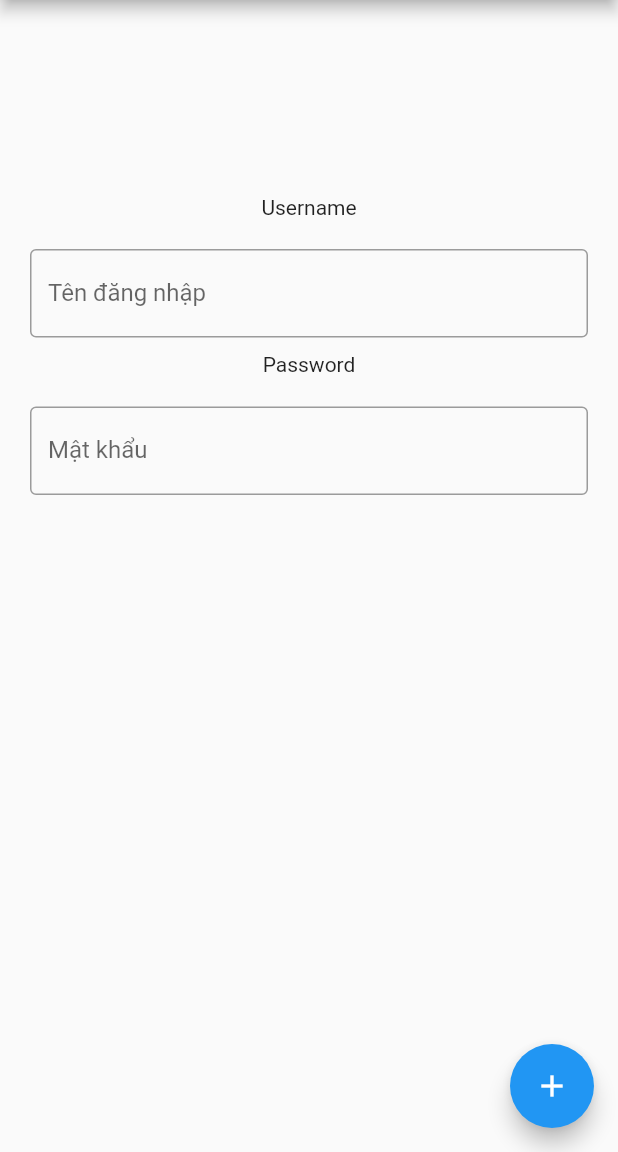
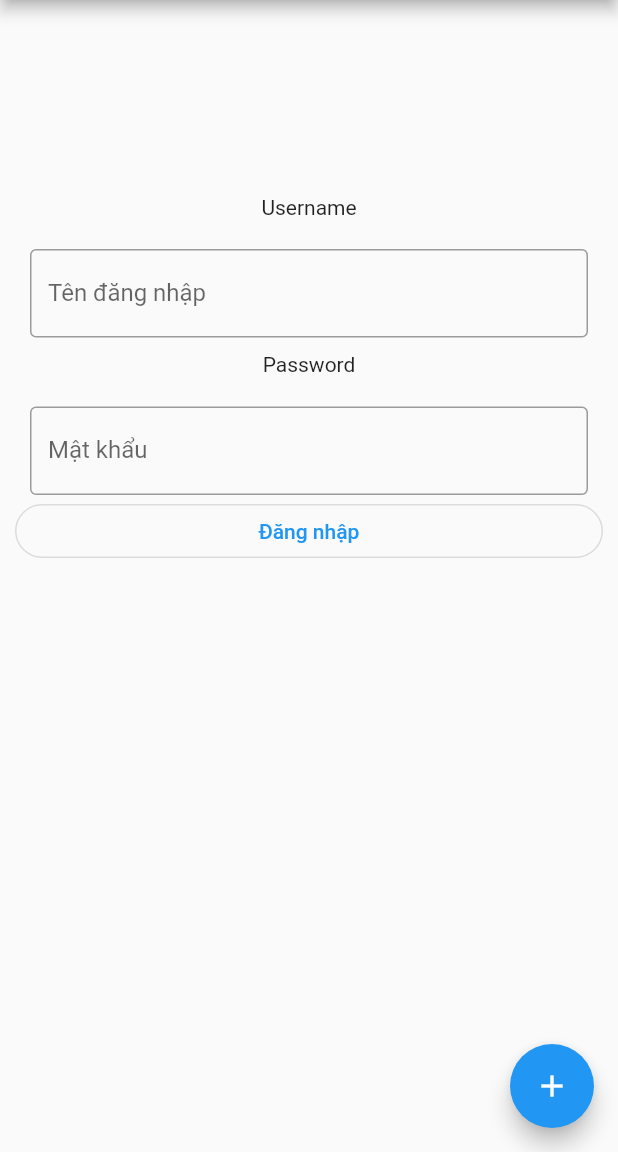
Before and after one commit to HoKhanhDuy-CDTH19PMC/Bai_tap_nhom_lan_1, a Flutter app: the screen it shows after launch, on a phone screen of 412 x 824 dp, the part 84-1236 px from its top. Run offline on Flutter 3.47's test engine with Material 2 defaults, Android fonts, the phone set to English and light mode, and no system bars.

Commit message:
nut dang nhap

```diff
--- a/lib/main.dart
+++ b/lib/main.dart
@@ -1,5 +1,6 @@
 import 'package:flutter/material.dart';
-
+import 'package:flutter/cupertino.dart';
+import 'dart:ui';
 void main() {
   runApp(const MyApp());
 }
@@ -76,7 +77,7 @@ class _MyHomePageState extends State<MyHomePage> {
              Container(
                padding: EdgeInsets.fromLTRB(10, 10, 10, 0),
                child: TextField(
-                 obscureText: true,
+
                  decoration: InputDecoration(
                    border: OutlineInputBorder(),
                    labelText: 'Tên đăng nhập',
@@ -103,37 +104,22 @@ class _MyHomePageState extends State<MyHomePage> {
                  ),
                ),
              ),
-           ],
+
+        OutlinedButton(
+          onPressed: null,
+          style: ButtonStyle(
+            shape: MaterialStateProperty.all(RoundedRectangleBorder(borderRadius: BorderRadius.circular(30.0))),
+          ),
+          child: Text('Đăng nhập', style: TextStyle(color: Colors.blue),),
+        ),
+
+        ],
       ),
-
-    /*  child: Padding(
-       padding: const EdgeInsets.all(25.0),
-
-        child: Column(
 
 
 
-          mainAxisAlignment: MainAxisAlignment.center,
-          children: <Widget>[
-            const Text(
-              'Username:',
+      ),
 
-            ),
-            Text(
-              '',
-              style: Theme.of(context).textTheme.headline4,
-            ),
-            const TextField(
-              decoration: InputDecoration(hintText: 'Tên đăng nhập',border: OutlineInputBorder(
-              ),
-              ),
-            ),
-          ],
-
-        ),
-      ),*/
-
-      ),
       floatingActionButton: FloatingActionButton(
         onPressed: null,
         tooltip: 'Increment',
```
